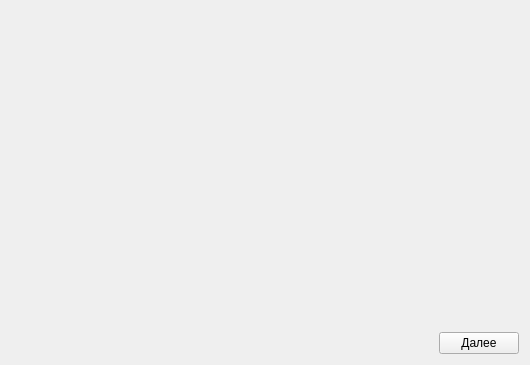
Above: ExpressionsDialog.ui from group93492/economics_LPP before the change. Below: the same form after it.
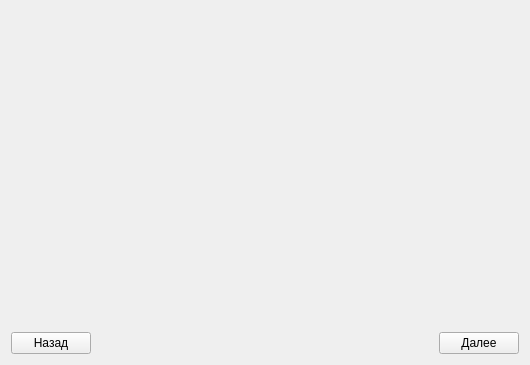
That is the form after the change.

Commit message: Added "previous widget" button

Diff of the .ui file:
```diff
--- a/ExpressionsDialog.ui
+++ b/ExpressionsDialog.ui
@@ -31,6 +31,13 @@
      </item>
      <item>
       <layout class="QHBoxLayout" name="buttonLayout">
+       <item>
+        <widget class="QPushButton" name="backButton">
+         <property name="text">
+          <string>Назад</string>
+         </property>
+        </widget>
+       </item>
        <item>
         <spacer name="horizontalSpacer">
          <property name="orientation">
```
The commit also changes 4 other files.
